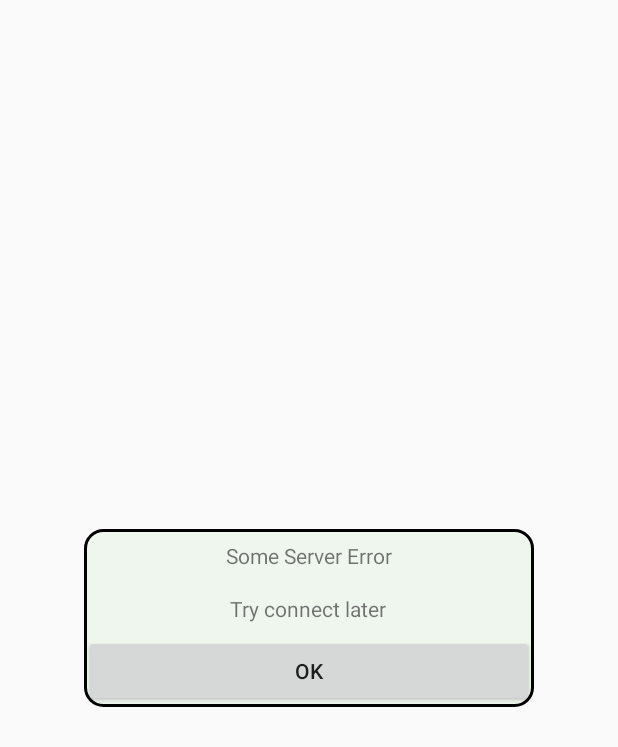
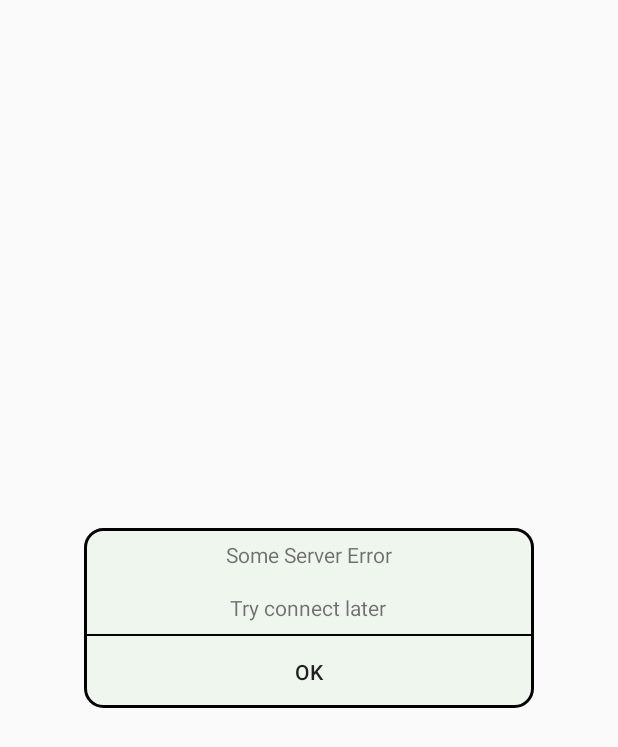
Before and after one commit to nitrosrus/DogApiTest, an Android app: the layout dialog_server_error.xml on its own in the app's theme, with its tools: preview values and no code run, on a phone screen of 412 x 824 dp. Shown: the top 747 px of the screen. Run offline under Robolectric (Android 15) with nearby library versions, the phone set to English and light mode, and no system bars.

Commit message:
fix share photo layout: flat button

```diff
--- a/app/src/main/res/layout/dialog_server_error.xml
+++ b/app/src/main/res/layout/dialog_server_error.xml
@@ -23,9 +23,14 @@
         android:layout_gravity="center_horizontal"
         android:padding="8dp"
         android:text="@string/try_connect_later" />
+    <LinearLayout
+        android:layout_width="match_parent"
+        android:layout_height="1dp"
+        android:background="@color/colorUnPress" />
 
     <Button
         android:id="@+id/btn_ok"
+        style="?android:attr/borderlessButtonStyle"
         android:layout_width="match_parent"
         android:layout_height="wrap_content"
         android:text="@string/ok" />
--- a/app/src/main/res/layout/dialog_share_photo.xml
+++ b/app/src/main/res/layout/dialog_share_photo.xml
@@ -23,7 +23,9 @@
         style="?android:attr/borderlessButtonStyle"
         android:layout_width="match_parent"
         android:layout_height="wrap_content"
-        android:text="@string/share" />
+        android:text="@string/share"
+
+        />
 
     <LinearLayout
         android:layout_width="match_parent"
```
